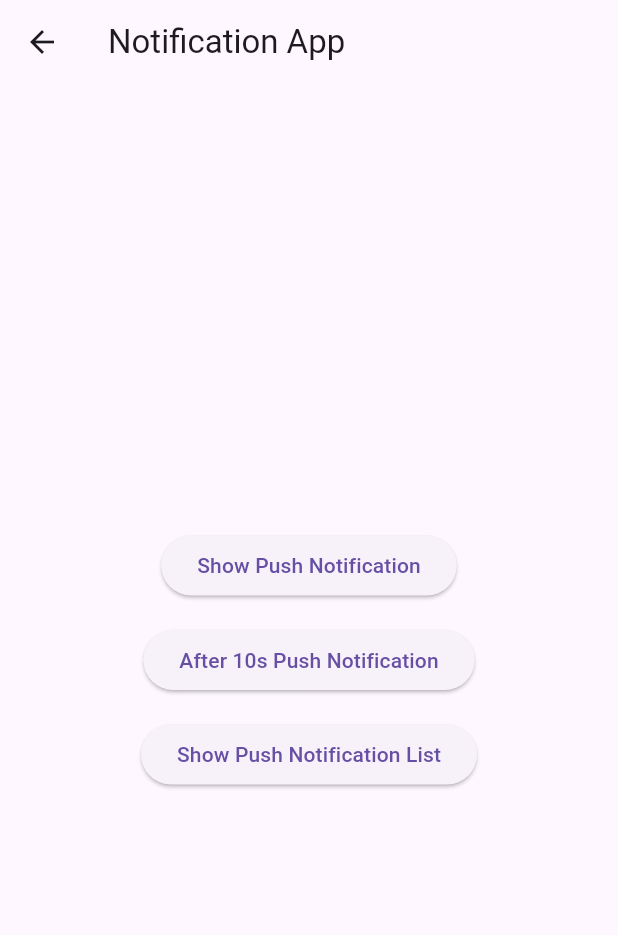
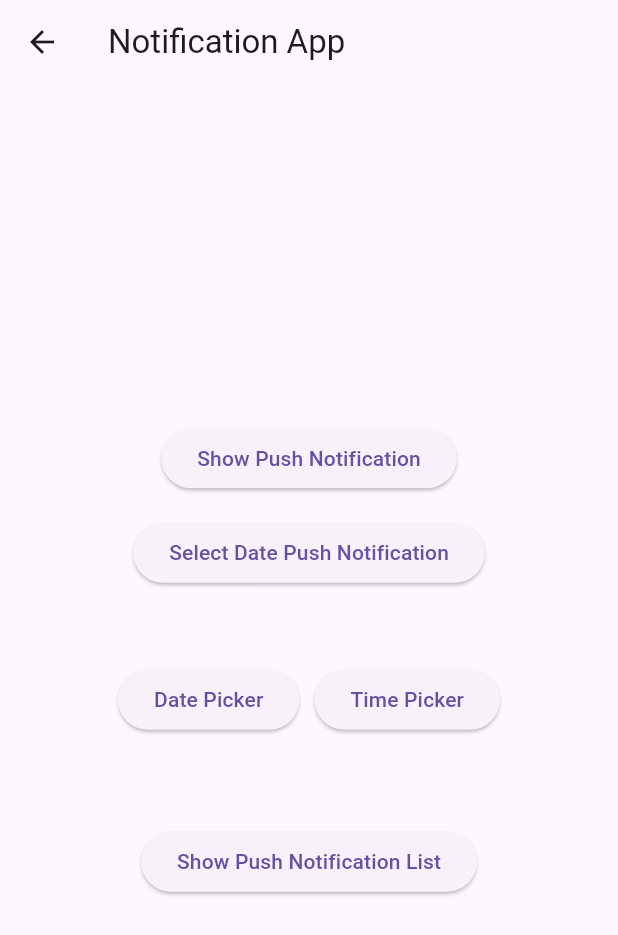
Before and after one commit to KimCookk/flutter_practice_examples, a Flutter app: the HomePage screen opened directly, on a phone screen of 412 x 824 dp. Shown: the top 935 px of the screen. Run offline on Flutter 3.47's test engine with Material 3 defaults, Android fonts, the phone set to English and light mode, and no system bars; our stand-ins replace flutter_datetime_picker_plus, flutter_local_notifications, freezed_annotation, go_router, permission_handler, shared_preferences and 1 more; accounts and stored records are empty.

Commit message:
feat(15.notification): DateTime Picker를 통해서 설정 된 시간 스케줄링 알림 기능 구현

```diff
--- /dev/null
+++ b/lib/examples/15_notification/home_page.dart
@@ -0,0 +1,172 @@
+import 'package:flutter/material.dart';
+import 'package:flutter_datetime_picker_plus/flutter_datetime_picker_plus.dart';
+import 'notificationService.dart';
+
+class HomePage extends StatefulWidget {
+  const HomePage({super.key});
+
+  @override
+  State<StatefulWidget> createState() => _HomePageState();
+}
+
+class _HomePageState extends State<HomePage> {
+  DateTime? selectedDate;
+  DateTime? selectedTime;
+
+  @override
+  Widget build(BuildContext context) {
+    // TODO: implement build
+    return Scaffold(
+      appBar: AppBar(
+        title: Text("Notification App"),
+      ),
+      body: Center(
+        child: Column(
+          mainAxisAlignment: MainAxisAlignment.center,
+          children: [
+            ElevatedButton(
+              onPressed: () {
+                Notificationservice.showNotification(
+                    title: '테스트', body: '로컬 알림 테스트!');
+              },
+              child: Text('Show Push Notification'),
+            ),
+            SizedBox(
+              height: 15.0,
+            ),
+            ElevatedButton(
+              onPressed: () {
+                if (selectedDate == null) {
+                  showDialog(
+                    context: context,
+                    builder: (BuildContext context) {
+                      return AlertDialog(
+                        title: Text('Alert'),
+                        content: Text('Please selected date'),
+                        actions: [
+                          TextButton(
+                            onPressed: () {
+                              Navigator.pop(context, 'OK');
+                            },
+                            child: Text('Ok'),
+                          ),
+                        ],
+                      );
+                    },
+                  );
+                } else if (selectedTime == null) {
+                  showDialog(
+                    context: context,
+                    builder: (BuildContext context) {
+                      return AlertDialog(
+                        title: Text('Alert'),
+                        content: Text('Please selected time'),
+                        actions: [
+                          TextButton(
+                            onPressed: () {
+                              Navigator.pop(context, 'OK');
+                            },
+                            child: Text('Ok'),
+                          ),
+                        ],
+                      );
+                    },
+                  );
+                } else {
+                  final scheduled = DateTime(
+                    selectedDate!.year,
+                    selectedDate!.month,
+                    selectedDate!.day,
+                    selectedTime!.hour,
+                    selectedTime!.minute,
+                  );
+
+                  Notificationservice.showScheduledNotification(
+                    title: '예약 알림',
+                    body: '10초 뒤에 도착하는 알림',
+                    scheduledTime: scheduled,
+                  );
+                  debugPrint("📅 알림 예약됨: ${scheduled.toLocal()}");
+                }
+              },
+              child: Text('Select Date Push Notification'),
+            ),
+            SizedBox(
+              height: 50.0,
+            ),
+            Row(
+              mainAxisAlignment: MainAxisAlignment.center,
+              children: [
+                ElevatedButton(
+                  onPressed: () {
+                    DateTime now = DateTime.now();
+                    DatePicker.showDatePicker(
+                      context,
+                      showTitleActions: true,
+                      minTime: DateTime(now.year, now.month, now.day),
+                      maxTime: DateTime(2099, 12, 31),
+                      currentTime: DateTime.now(),
+                      locale: LocaleType.ko,
+                      onChanged: (time) {},
+                      onConfirm: (time) {
+                        setState(() {
+                          selectedDate = time;
+                        });
+                      },
+                    );
+                  },
+                  child: Text('Date Picker'),
+                ),
+                SizedBox(
+                  width: 10.0,
+                ),
+                ElevatedButton(
+                  onPressed: () {
+                    DatePicker.showTimePicker(
+                      context,
+                      showTitleActions: true,
+                      showSecondsColumn: false,
+                      locale: LocaleType.ko,
+                      onChanged: (time) {},
+                      onConfirm: (time) {
+                        setState(() {
+                          selectedTime = time;
+                        });
+                      },
+                    );
+                  },
+                  child: Text('Time Picker'),
+                ),
+              ],
+            ),
+            SizedBox(
+              height: 10.0,
+            ),
+            Builder(builder: (context) {
+              if (selectedDate != null && selectedTime != null) {
+                DateTime selectedDateTime = DateTime(
+                    selectedDate!.year,
+                    selectedDate!.month,
+                    selectedDate!.day,
+                    selectedTime!.hour,
+                    selectedTime!.minute);
+                return Text('Selected DateTime : $selectedDateTime');
+              } else {
+                return SizedBox();
+              }
+            }),
+            SizedBox(
+              height: 50.0,
+            ),
+            ElevatedButton(
+              onPressed: () {
+                Notificationservice.printScheduledNotificaiton();
+              },
+              child: Text('Show Push Notification List'),
+            ),
+          ],
+        ),
+      ),
+    );
+  }
+}
--- a/lib/examples/15_notification/main.dart
+++ b/lib/examples/15_notification/main.dart
@@ -1,6 +1,7 @@
 import 'package:flutter/material.dart';
 import 'package:flutter_practice_examples/examples/15_notification/notificationService.dart';
 import 'package:permission_handler/permission_handler.dart';
+import 'home_page.dart';
 import 'package:timezone/data/latest.dart' as tz;
 
 void main() async {
@@ -31,58 +32,3 @@ class NotificationApp extends StatelessWidget {
     return MaterialApp(home: HomePage());
   }
 }
-
-class HomePage extends StatelessWidget {
-  const HomePage({super.key});
-
-  @override
-  Widget build(BuildContext context) {
-    // TODO: implement build
-    return Scaffold(
-      appBar: AppBar(
-        title: Text("Notification App"),
-      ),
-      body: Center(
-        child: Column(
-          mainAxisAlignment: MainAxisAlignment.center,
-          children: [
-            ElevatedButton(
-              onPressed: () {
-                Notificationservice.showNotification(
-                    title: '테스트', body: '로컬 알림 테스트!');
-              },
-              child: Text('Show Push Notification'),
-            ),
-            SizedBox(
-              height: 15.0,
-            ),
-            ElevatedButton(
-              onPressed: () {
-                final now = DateTime.now();
-                final scheduled = now.add(const Duration(seconds: 5));
-
-                Notificationservice.showScheduledNotification(
-                  title: '예약 알림',
-                  body: '10초 뒤에 도착하는 알림',
-                  scheduledTime: scheduled,
-                );
-
-                debugPrint("📅 알림 예약됨: ${scheduled.toLocal()}");
-              },
-              child: Text('After 10s Push Notification'),
-            ),
-            SizedBox(
-              height: 15.0,
-            ),
-            ElevatedButton(
-              onPressed: () {
-                Notificationservice.printScheduledNotificaiton();
-              },
-              child: Text('Show Push Notification List'),
-            ),
-          ],
-        ),
-      ),
-    );
-  }
-}
```
